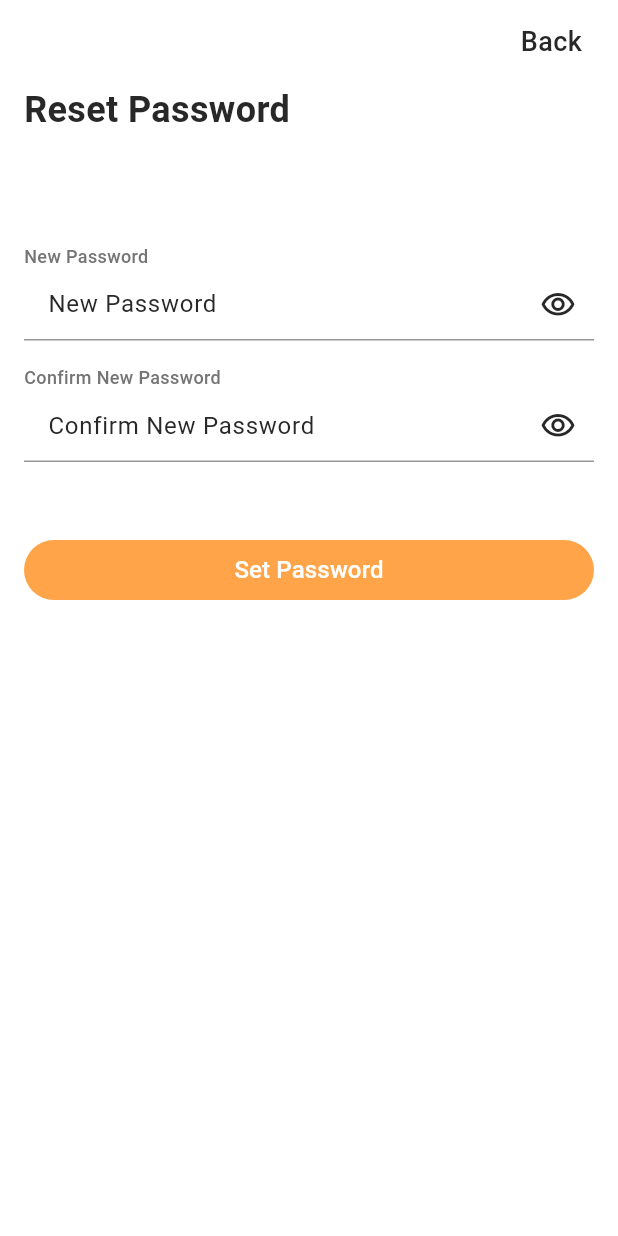
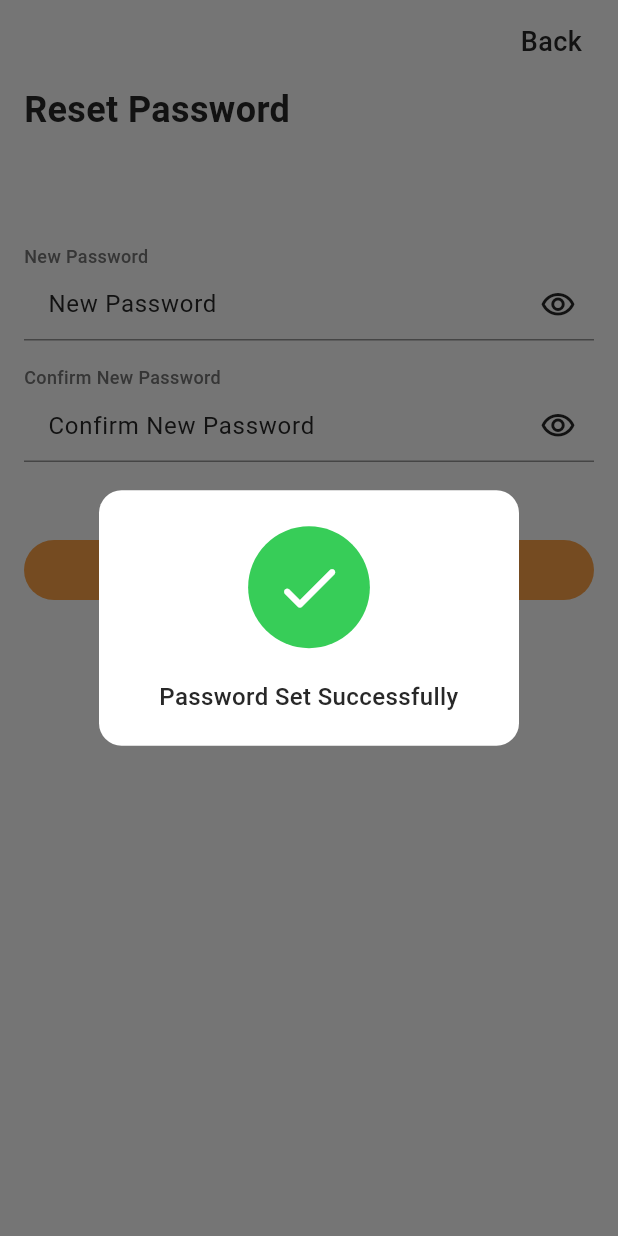
Before and after one commit to CoreVine/T-Ride-Driver-Flutter, a Flutter app: the UpdatePasswordScreen screen opened by its route, after a tap on "Set Password", on a phone screen of 412 x 824 dp. Run offline on Flutter 3.47's test engine with Material 3 defaults, Android fonts, the phone set to English and light mode, and no system bars; our stand-ins replace bloc, dio, equatable, flutter_bloc, flutter_screenutil, flutter_secure_storage and 5 more; accounts and stored records are empty.

Commit message:
added password set successfully dialog

```diff
--- a/lib/features/setting/presentation/widgets/updata_password_screen_body.dart
+++ b/lib/features/setting/presentation/widgets/updata_password_screen_body.dart
@@ -1,4 +1,8 @@
+import 'dart:async';
+
 import 'package:flutter/material.dart';
+import 'package:flutter_screenutil/flutter_screenutil.dart';
+import 'package:tride/core/helpers/extensions.dart';
 import 'package:tride/core/helpers/measures.dart';
 import 'package:tride/core/theming/app_colors.dart';
 import 'package:tride/core/theming/app_text_styles.dart';
@@ -9,6 +13,10 @@ import 'package:tride/generated/l10n.dart';
 
 class UpdatePasswordScreenBody extends StatelessWidget {
   const UpdatePasswordScreenBody({super.key});
+
+  _onPressSetPassword(BuildContext context) async {
+    await passwordChangedDialog(context);
+  }
 
   @override
   Widget build(BuildContext context) {
@@ -45,10 +53,45 @@ class UpdatePasswordScreenBody extends StatelessWidget {
             bgColor: AppColors.orange,
             textColor: AppColors.white,
             text: S.of(context).set_password,
-            onPressed: () {},
+            onPressed: () => _onPressSetPassword(context),
           ),
         ],
       ),
     );
   }
+
+  Future<dynamic> passwordChangedDialog(BuildContext context) async {
+    return await showDialog(
+      context: context,
+      barrierDismissible: false,
+      builder: (context) {
+        Timer(const Duration(seconds: 3), () {
+          context.pop();
+        });
+        return AlertDialog(
+          insetPadding: const EdgeInsets.symmetric(horizontal: 24),
+          contentPadding: const EdgeInsets.all(21),
+          shape: RoundedRectangleBorder(
+            borderRadius: BorderRadius.circular(15),
+          ),
+          backgroundColor: Colors.white,
+          icon: SizedBox(
+            width: 80.w,
+            height: 80.h,
+            child: FittedBox(
+              child: CircleAvatar(
+                backgroundColor: AppColors.green,
+                child: Icon(Icons.check_rounded, color: AppColors.white),
+              ),
+            ),
+          ),
+          content: Text(
+            S.of(context).password_set_successfully,
+            style: AppTextStyles.roboto16Medium,
+            textAlign: TextAlign.center,
+          ),
+        );
+      },
+    );
+  }
 }
```
